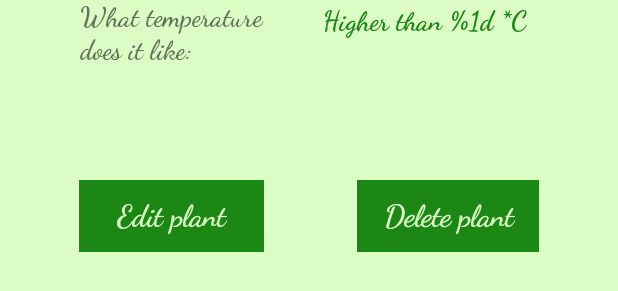
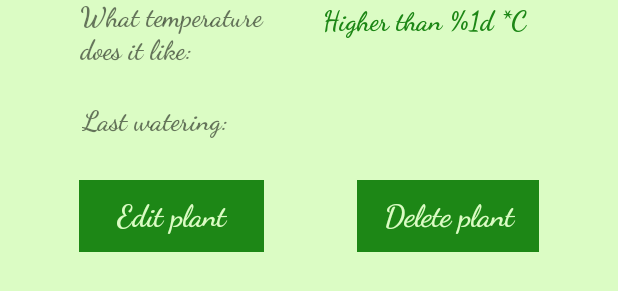
Before and after one commit to AKorzeniowska/Thrive-Safely, an Android app: the layout activity_chosen_plant.xml on its own in the app's theme, with its tools: preview values and no code run, on a phone screen of 412 x 824 dp. Shown: the part 764-1055 px from the top of the screen. Run offline under Robolectric (Android 15) with nearby library versions, the phone set to English and light mode, and no system bars.

Commit message:
Created list with info when to water each plant

```diff
--- a/app/src/main/java/com/example/thrive/thrivesafely/PlantsActivity.java
+++ b/app/src/main/java/com/example/thrive/thrivesafely/PlantsActivity.java
@@ -108,6 +108,7 @@ public class PlantsActivity extends AppCompatActivity {
                 Intent chosenPlantIntent = new Intent(PlantsActivity.this, ChosenPlantActivity.class);
                 chosenPlantIntent.putExtra(FINAL_PLANT_ID, idList.get(position));
                 startActivity(chosenPlantIntent);
+                finish();
             }
         });
     }
@@ -115,6 +116,7 @@ public class PlantsActivity extends AppCompatActivity {
     public void addPlant (View view){
         Intent intent = new Intent(this, AddPlantActivity.class);
         startActivity(intent);
+        finish();
     }
 
     private void listGetterByName(String name){
--- a/app/src/main/java/com/example/thrive/thrivesafely/data/PlantDBHelper.java
+++ b/app/src/main/java/com/example/thrive/thrivesafely/data/PlantDBHelper.java
@@ -7,7 +7,7 @@ import com.example.thrive.thrivesafely.data.PlantContract.PlantEntry;
 
 public class PlantDBHelper extends SQLiteOpenHelper {
     private static final String DATABASE_NAME = "plants.db";
-    private static final Integer DATABASE_VERSION = 1;
+    private static final Integer DATABASE_VERSION = 2;
     private static final String SQL_CREATE_TABLE_PLANTS_DATA = "CREATE TABLE " +
             PlantEntry.TABLE_NAME + "(" +
             PlantEntry._ID + " INTEGER PRIMARY KEY AUTOINCREMENT, " +
@@ -15,7 +15,8 @@ public class PlantDBHelper extends SQLiteOpenHelper {
             PlantEntry.COLUMN_SPECIES + " TEXT, " +
             PlantEntry.COLUMN_WATERING + " INTEGER NOT NULL, " +
             PlantEntry.COLUMN_FERTILIZING + " INTEGER, " +
-            PlantEntry.COLUMN_MIN_TEMP + " INTEGER);";
+            PlantEntry.COLUMN_MIN_TEMP + " INTEGER, " +
+            PlantEntry.COLUMN_LAST_WATERING + " TEXT NOT NULL);";
 
     private static final String SQL_DELETE_TABLE_PLANTS_DATA = "DROP TABLE IF EXISTS " +
             PlantEntry.TABLE_NAME + ";";
--- a/app/src/main/res/layout/activity_chosen_plant.xml
+++ b/app/src/main/res/layout/activity_chosen_plant.xml
@@ -90,6 +90,24 @@
         app:layout_constraintVertical_bias="0.0" />
 
     <TextView
+        android:id="@+id/min_temp_intro2"
+        android:layout_width="139dp"
+        android:layout_height="31dp"
+        android:layout_marginStart="36dp"
+        android:layout_marginTop="21dp"
+        android:layout_marginEnd="200dp"
+        android:layout_marginBottom="20dp"
+        android:fontFamily="cursive"
+        android:text="@string/last_watering_text"
+        android:textSize="18sp"
+        android:textStyle="bold"
+        app:layout_constraintBottom_toTopOf="@+id/edit_plant_button"
+        app:layout_constraintEnd_toEndOf="parent"
+        app:layout_constraintStart_toStartOf="parent"
+        app:layout_constraintTop_toBottomOf="@+id/min_temp_intro"
+        app:layout_constraintVertical_bias="0.0" />
+
+    <TextView
         android:id="@+id/watering_frequency_text"
         android:layout_width="107dp"
         android:layout_height="32dp"
@@ -139,6 +157,23 @@
         app:layout_constraintStart_toEndOf="@+id/fertilizing_intro"
         app:layout_constraintTop_toBottomOf="@+id/fertilizing_frequency_text" />
 
+    <TextView
+        android:id="@+id/last_watering_text"
+        android:layout_width="144dp"
+        android:layout_height="29dp"
+        android:layout_marginStart="15dp"
+        android:layout_marginTop="27dp"
+        android:layout_marginEnd="50dp"
+        android:layout_marginBottom="20dp"
+        android:fontFamily="cursive"
+        android:textColor="@color/main_title"
+        android:textSize="18sp"
+        android:textStyle="bold"
+        app:layout_constraintBottom_toTopOf="@+id/delete_plant_button"
+        app:layout_constraintEnd_toEndOf="parent"
+        app:layout_constraintStart_toEndOf="@+id/min_temp_intro2"
+        app:layout_constraintTop_toBottomOf="@+id/acceptable_temperature_text" />
+
     <Button
         android:onClick="editPlant"
         android:id="@+id/edit_plant_button"
@@ -178,4 +213,5 @@
         app:layout_constraintEnd_toEndOf="parent"
         app:layout_constraintStart_toEndOf="@+id/edit_plant_button"
         app:layout_constraintTop_toBottomOf="@+id/min_temp_intro" />
+
 </android.support.constraint.ConstraintLayout>
--- a/app/src/main/res/values/strings.xml
+++ b/app/src/main/res/values/strings.xml
@@ -27,4 +27,9 @@
     <string name="cancel_deletion">Cancel</string>
     <string name="confirm_deletion">Delete plant</string>
     <string name="search_for_plant">Search for plant...</string>
+    <string name="last_watering_text">Last watering:</string>
+    <string name="water_today">today</string>
+    <string name="water_tomorrow">tomorrow</string>
+    <string name="water_in_X_days">in %1d days</string>
+    <string name="water_us_later">Water us later</string>
 </resources>
```
Also changed, not shown: app/src/main/java/com/example/thrive/thrivesafely/AddPlantActivity.java (+10 -0 lines), app/src/main/java/com/example/thrive/thrivesafely/CalendarActivity.java (+90 -32 lines), app/src/main/java/com/example/thrive/thrivesafely/ChosenPlantActivity.java (+7 -1 lines), app/src/main/java/com/example/thrive/thrivesafely/data/ListViewAdapter.java (added, +74 -0 lines), app/src/main/java/com/example/thrive/thrivesafely/data/PlantContract.java (+8 -0 lines), app/src/main/res/layout/activity_calendar.xml (+9 -8 lines), app/src/main/res/layout/listview_header.xml (added, +24 -0 lines), app/src/main/res/layout/listview_multicolumn_layout.xml (added, +29 -0 lines).
